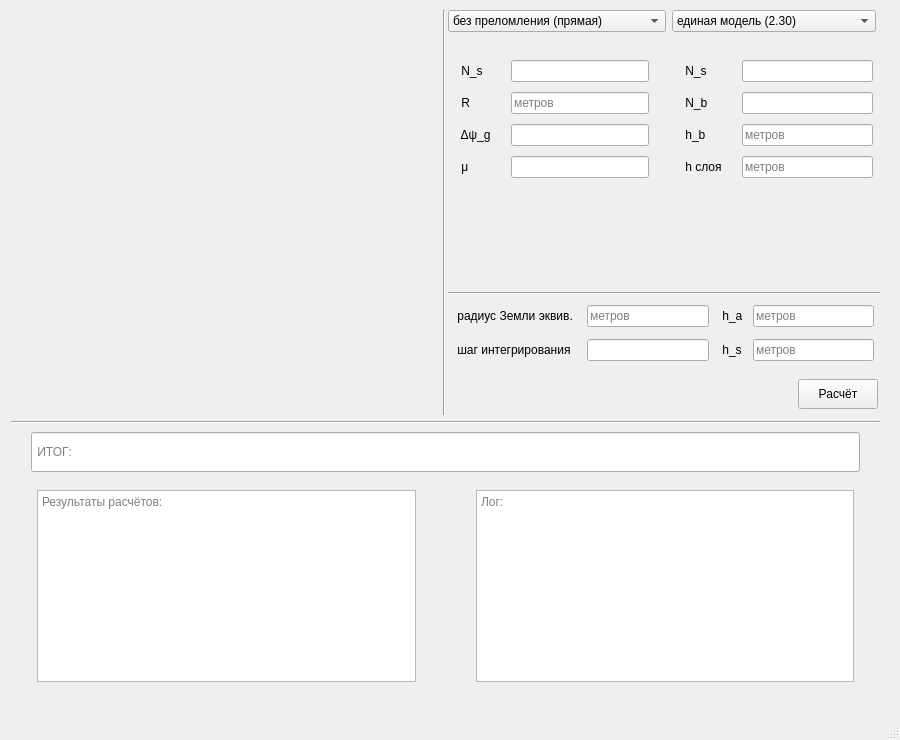
Qt form main/mainwindow.ui (Kirikus/2024_Refraction) before a commit.
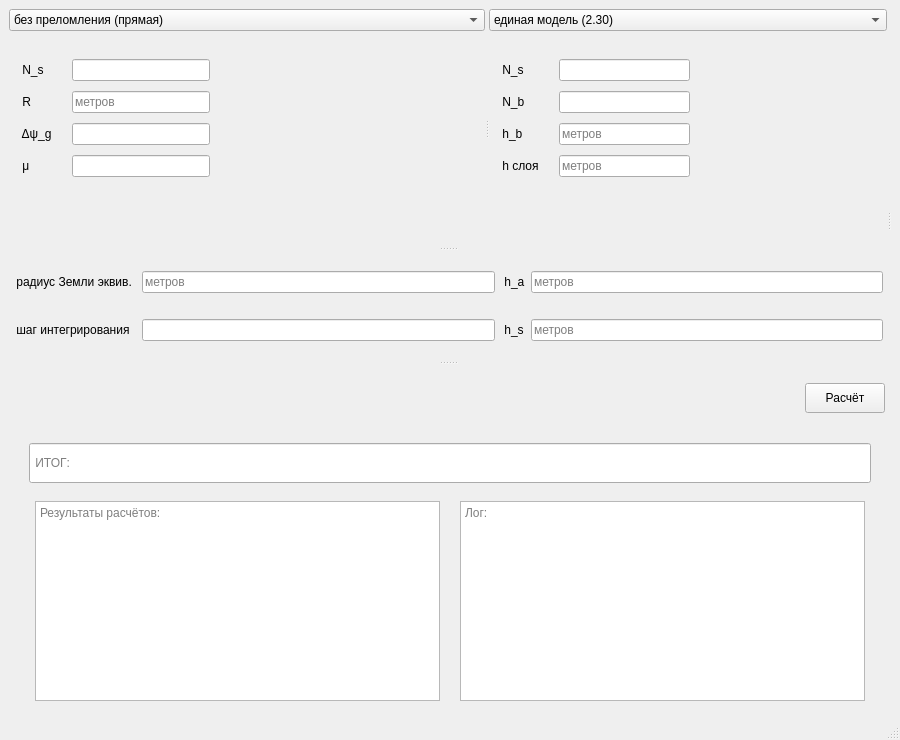
The same form after that commit.

Commit message:
Size policies
+splitters

Diff of the .ui file:
```diff
--- a/main/mainwindow.ui
+++ b/main/mainwindow.ui
@@ -20,80 +20,39 @@
      <verstretch>0</verstretch>
     </sizepolicy>
    </property>
-   <widget class="QWidget" name="verticalLayoutWidget">
-    <property name="geometry">
-     <rect>
-      <x>10</x>
-      <y>10</y>
-      <width>871</width>
-      <height>681</height>
-     </rect>
-    </property>
     <layout class="QVBoxLayout" name="verticalLayout">
-     <property name="spacing">
-      <number>6</number>
-     </property>
-     <property name="sizeConstraint">
-      <enum>QLayout::SetDefaultConstraint</enum>
-     </property>
-     <property name="leftMargin">
-      <number>1</number>
-     </property>
-     <property name="rightMargin">
-      <number>1</number>
-     </property>
-     <property name="bottomMargin">
-      <number>1</number>
-     </property>
      <item>
-      <layout class="QHBoxLayout" name="topArea">
-       <property name="spacing">
-        <number>2</number>
-       </property>
-       <property name="sizeConstraint">
-        <enum>QLayout::SetMaximumSize</enum>
-       </property>
-       <item>
-        <layout class="QVBoxLayout" name="graphArea">
-         <item>
-          <spacer name="horizontalSpacer">
+     <widget class="QSplitter" name="TopAreaSplitter">
            <property name="orientation">
             <enum>Qt::Horizontal</enum>
            </property>
-           <property name="sizeHint" stdset="0">
+      <widget class="QSplitter" name="InputAreaSplitter">
+       <property name="sizePolicy">
+        <sizepolicy hsizetype="Preferred" vsizetype="Preferred">
+         <horstretch>0</horstretch>
+         <verstretch>0</verstretch>
+        </sizepolicy>
+       </property>
+       <property name="orientation">
+        <enum>Qt::Vertical</enum>
+       </property>
+       <widget class="QSplitter" name="ModelsInputArea">
+        <property name="sizePolicy">
+         <sizepolicy hsizetype="Expanding" vsizetype="Expanding">
+          <horstretch>0</horstretch>
+          <verstretch>0</verstretch>
+         </sizepolicy>
+        </property>
+        <property name="minimumSize">
             <size>
-             <width>40</width>
-             <height>20</height>
-            </size>
-           </property>
-          </spacer>
-         </item>
-        </layout>
-       </item>
-       <item>
-        <widget class="Line" name="line">
+          <width>150</width>
+          <height>120</height>
+         </size>
+        </property>
          <property name="orientation">
-          <enum>Qt::Vertical</enum>
-         </property>
-        </widget>
-       </item>
-       <item>
-        <layout class="QVBoxLayout" name="inputArea">
-         <property name="spacing">
-          <number>2</number>
-         </property>
-         <property name="sizeConstraint">
-          <enum>QLayout::SetDefaultConstraint</enum>
-         </property>
-         <item>
-          <layout class="QHBoxLayout" name="dependentInput">
-           <property name="spacing">
-            <number>6</number>
-           </property>
-           <property name="rightMargin">
-            <number>4</number>
-           </property>
-           <item>
+         <enum>Qt::Horizontal</enum>
+        </property>
+        <widget class="QWidget" name="layoutWidget">
             <layout class="QVBoxLayout" name="refractionInput">
              <property name="spacing">
               <number>2</number>
@@ -169,6 +128,12 @@
                  <verstretch>0</verstretch>
                 </sizepolicy>
                </property>
+            <property name="minimumSize">
+             <size>
+              <width>0</width>
+              <height>80</height>
+             </size>
+            </property>
                <property name="currentIndex">
                 <number>9</number>
                </property>
@@ -864,7 +829,7 @@
                </widget>
                <widget class="QWidget" name="integral_model_reverse">
                 <property name="sizePolicy">
-                 <sizepolicy hsizetype="Preferred" vsizetype="Expanding">
+              <sizepolicy hsizetype="Preferred" vsizetype="Maximum">
                   <horstretch>0</horstretch>
                   <verstretch>0</verstretch>
                  </sizepolicy>
@@ -966,8 +931,8 @@
               </widget>
              </item>
             </layout>
-           </item>
-           <item>
+        </widget>
+        <widget class="QWidget" name="layoutWidget">
             <layout class="QVBoxLayout" name="atmospereInput">
              <property name="spacing">
               <number>2</number>
@@ -1005,9 +970,15 @@
                  <verstretch>0</verstretch>
                 </sizepolicy>
                </property>
+            <property name="minimumSize">
+             <size>
+              <width>0</width>
+              <height>80</height>
+             </size>
+            </property>
                <widget class="QWidget" name="unite_model">
                 <property name="sizePolicy">
-                 <sizepolicy hsizetype="Fixed" vsizetype="Expanding">
+              <sizepolicy hsizetype="Fixed" vsizetype="Maximum">
                   <horstretch>0</horstretch>
                   <verstretch>0</verstretch>
                  </sizepolicy>
@@ -1246,75 +1217,30 @@
               </widget>
              </item>
             </layout>
-           </item>
-          </layout>
-         </item>
-         <item>
-          <widget class="Line" name="line_3">
-           <property name="minimumSize">
-            <size>
-             <width>0</width>
-             <height>4</height>
-            </size>
-           </property>
-           <property name="orientation">
-            <enum>Qt::Horizontal</enum>
-           </property>
-          </widget>
-         </item>
-         <item>
-          <layout class="QVBoxLayout" name="commonInput">
-           <property name="spacing">
-            <number>2</number>
-           </property>
-           <property name="topMargin">
-            <number>4</number>
-           </property>
-           <item>
-            <layout class="QGridLayout" name="gridLayout_14">
+        </widget>
+       </widget>
+       <widget class="QWidget" name="layoutWidget">
+        <layout class="QGridLayout" name="CommonInput">
+         <property name="sizeConstraint">
+          <enum>QLayout::SetMinimumSize</enum>
+         </property>
              <property name="leftMargin">
-              <number>6</number>
-             </property>
-             <property name="topMargin">
               <number>4</number>
              </property>
              <property name="rightMargin">
-              <number>6</number>
-             </property>
-             <property name="bottomMargin">
-              <number>6</number>
-             </property>
-             <property name="horizontalSpacing">
-              <number>10</number>
+          <number>4</number>
              </property>
              <property name="verticalSpacing">
-              <number>12</number>
-             </property>
-             <item row="0" column="0">
-              <widget class="QLabel" name="R_e">
-               <property name="toolTip">
-                <string>эквивалентный радиус Земли</string>
-               </property>
-               <property name="text">
-                <string> радиус Земли эквив. </string>
-               </property>
-              </widget>
-             </item>
-             <item row="2" column="1">
-              <widget class="QLineEdit" name="lineEdit_40"/>
-             </item>
-             <item row="2" column="0">
-              <widget class="QLabel" name="integr_step">
-               <property name="toolTip">
-                <string>шаг интегрирования</string>
-               </property>
-               <property name="text">
-                <string> шаг интегрирования </string>
-               </property>
-              </widget>
-             </item>
+          <number>6</number>
+         </property>
              <item row="2" column="3">
               <widget class="QLineEdit" name="lineEdit_37">
+           <property name="sizePolicy">
+            <sizepolicy hsizetype="Expanding" vsizetype="Fixed">
+             <horstretch>0</horstretch>
+             <verstretch>0</verstretch>
+            </sizepolicy>
+           </property>
                <property name="placeholderText">
                 <string>метров</string>
                </property>
@@ -1322,6 +1248,12 @@
              </item>
              <item row="0" column="1">
               <widget class="QLineEdit" name="lineEdit_39">
+           <property name="sizePolicy">
+            <sizepolicy hsizetype="Expanding" vsizetype="Fixed">
+             <horstretch>0</horstretch>
+             <verstretch>0</verstretch>
+            </sizepolicy>
+           </property>
                <property name="inputMask">
                 <string/>
                </property>
@@ -1330,15 +1262,56 @@
                </property>
               </widget>
              </item>
-             <item row="0" column="3">
-              <widget class="QLineEdit" name="lineEdit_38">
-               <property name="placeholderText">
-                <string>метров</string>
+         <item row="2" column="1">
+          <widget class="QLineEdit" name="lineEdit_40">
+           <property name="sizePolicy">
+            <sizepolicy hsizetype="Expanding" vsizetype="Fixed">
+             <horstretch>0</horstretch>
+             <verstretch>0</verstretch>
+            </sizepolicy>
+           </property>
+          </widget>
+         </item>
+         <item row="2" column="0">
+          <widget class="QLabel" name="integr_step">
+           <property name="sizePolicy">
+            <sizepolicy hsizetype="Preferred" vsizetype="Fixed">
+             <horstretch>0</horstretch>
+             <verstretch>0</verstretch>
+            </sizepolicy>
+           </property>
+           <property name="toolTip">
+            <string>шаг интегрирования</string>
+           </property>
+           <property name="text">
+            <string> шаг интегрирования </string>
+           </property>
+          </widget>
+         </item>
+         <item row="0" column="0">
+          <widget class="QLabel" name="R_e">
+           <property name="sizePolicy">
+            <sizepolicy hsizetype="Preferred" vsizetype="Fixed">
+             <horstretch>0</horstretch>
+             <verstretch>0</verstretch>
+            </sizepolicy>
+           </property>
+           <property name="toolTip">
+            <string>эквивалентный радиус Земли</string>
+           </property>
+           <property name="text">
+            <string> радиус Земли эквив. </string>
                </property>
               </widget>
              </item>
              <item row="0" column="2">
               <widget class="QLabel" name="h_a">
+           <property name="sizePolicy">
+            <sizepolicy hsizetype="Preferred" vsizetype="Fixed">
+             <horstretch>0</horstretch>
+             <verstretch>0</verstretch>
+            </sizepolicy>
+           </property>
                <property name="toolTip">
                 <string>высота РЛС</string>
                </property>
@@ -1347,8 +1320,27 @@
                </property>
               </widget>
              </item>
+         <item row="0" column="3">
+          <widget class="QLineEdit" name="lineEdit_38">
+           <property name="sizePolicy">
+            <sizepolicy hsizetype="Expanding" vsizetype="Fixed">
+             <horstretch>0</horstretch>
+             <verstretch>0</verstretch>
+            </sizepolicy>
+           </property>
+           <property name="placeholderText">
+            <string>метров</string>
+           </property>
+          </widget>
+         </item>
              <item row="2" column="2">
               <widget class="QLabel" name="h_s">
+           <property name="sizePolicy">
+            <sizepolicy hsizetype="Preferred" vsizetype="Fixed">
+             <horstretch>0</horstretch>
+             <verstretch>0</verstretch>
+            </sizepolicy>
+           </property>
                <property name="toolTip">
                 <string>высота цели</string>
                </property>
@@ -1358,26 +1350,15 @@
               </widget>
              </item>
             </layout>
-           </item>
-          </layout>
-         </item>
-         <item>
+       </widget>
+       <widget class="QWidget" name="layoutWidget">
           <layout class="QHBoxLayout" name="buttonLayout">
-           <property name="spacing">
-            <number>10</number>
-           </property>
            <property name="leftMargin">
             <number>2</number>
            </property>
-           <property name="topMargin">
-            <number>10</number>
-           </property>
            <property name="rightMargin">
             <number>2</number>
            </property>
-           <property name="bottomMargin">
-            <number>6</number>
-           </property>
            <item>
             <spacer name="horizontalSpacer_2">
              <property name="orientation">
@@ -1417,28 +1398,15 @@
             </widget>
            </item>
           </layout>
-         </item>
-        </layout>
-       </item>
-      </layout>
+       </widget>
+      </widget>
+      <widget class="QWidget" name="layoutWidget">
+       <layout class="QVBoxLayout" name="graphArea"/>
+      </widget>
+     </widget>
      </item>
      <item>
-      <layout class="QGridLayout" name="resultsArea">
-       <property name="sizeConstraint">
-        <enum>QLayout::SetDefaultConstraint</enum>
-       </property>
-       <property name="spacing">
-        <number>2</number>
-       </property>
-       <item row="0" column="0">
-        <widget class="Line" name="line_2">
-         <property name="orientation">
-          <enum>Qt::Horizontal</enum>
-         </property>
-        </widget>
-       </item>
-       <item row="1" column="0">
-        <layout class="QVBoxLayout" name="verticalLayout_2">
+     <layout class="QVBoxLayout" name="resultsArea">
          <property name="spacing">
           <number>6</number>
          </property>
@@ -1473,7 +1441,10 @@
          <item>
           <layout class="QHBoxLayout" name="horizontalLayout">
            <property name="spacing">
-            <number>60</number>
+         <number>20</number>
+        </property>
+        <property name="sizeConstraint">
+         <enum>QLayout::SetMinimumSize</enum>
            </property>
            <property name="leftMargin">
             <number>6</number>
@@ -1490,11 +1461,17 @@
            <item>
             <widget class="QTextEdit" name="ResultsText">
              <property name="sizePolicy">
-              <sizepolicy hsizetype="Expanding" vsizetype="Fixed">
+           <sizepolicy hsizetype="Expanding" vsizetype="Expanding">
                <horstretch>0</horstretch>
                <verstretch>0</verstretch>
               </sizepolicy>
              </property>
+          <property name="maximumSize">
+           <size>
+            <width>16777215</width>
+            <height>200</height>
+           </size>
+          </property>
              <property name="readOnly">
               <bool>true</bool>
              </property>
@@ -1506,11 +1483,17 @@
            <item>
             <widget class="QTextEdit" name="LogText">
              <property name="sizePolicy">
-              <sizepolicy hsizetype="Expanding" vsizetype="Fixed">
+           <sizepolicy hsizetype="Expanding" vsizetype="Expanding">
                <horstretch>0</horstretch>
                <verstretch>0</verstretch>
               </sizepolicy>
              </property>
+          <property name="maximumSize">
+           <size>
+            <width>16777215</width>
+            <height>200</height>
+           </size>
+          </property>
              <property name="readOnly">
               <bool>true</bool>
              </property>
@@ -1524,9 +1507,6 @@
         </layout>
        </item>
       </layout>
-     </item>
-    </layout>
-   </widget>
   </widget>
   <widget class="QMenuBar" name="menubar">
    <property name="geometry">
```
Left out of the diff: 22 changed lines with no effect on the pictures. Lines whose indentation alone changed are shown as unchanged.
